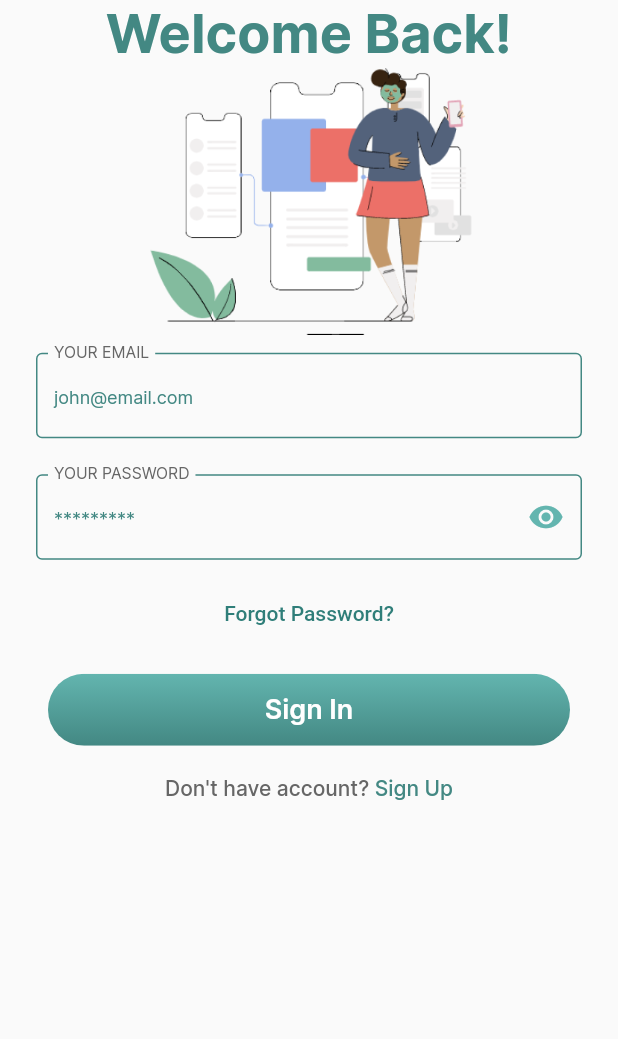
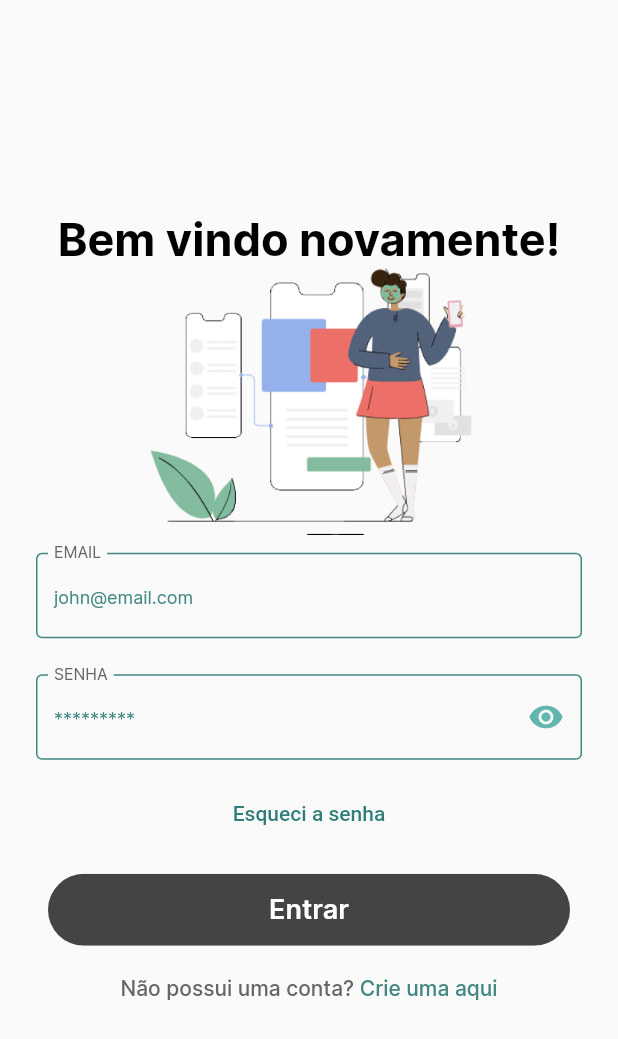
Before and after one commit to Johnatan-Caetano/finan-as, a Flutter app: the CheckYourEmailPage screen opened by its route, after a tap on "Login", on a phone screen of 412 x 824 dp. Shown: the top 1039 px of the screen. Run offline on Flutter 3.47's test engine with Material 3 defaults, Android fonts, the phone set to English and light mode, and no system bars; our stand-ins replace cloud_functions, firebase_auth, firebase_core, fl_chart, flutter_secure_storage, get_it and 2 more; missing offline and left inert: financy_docs; accounts and stored records are empty.

Commit message:
fix: alterações estilo

```diff
--- a/lib/common/constants/app_colors.dart
+++ b/lib/common/constants/app_colors.dart
@@ -6,8 +6,8 @@ class AppColors {
   static const Color greenOne = Color(0xFF438883);
   static const Color greenTwo = Color(0xFF63B5AF);
   static const List<Color> greenGradient = [
-    Color(0xFF63B5AF),
-    Color(0xFF438883),
+    Color(0xFF444444),
+    Color(0xFF666666),
   ];
   static const List<Color> greyGradient = [
     Color(0xFFB5B5B5),
--- a/lib/common/widgets/custom_text_form_field.dart
+++ b/lib/common/widgets/custom_text_form_field.dart
@@ -56,7 +56,7 @@ class CustomTextFormField extends StatefulWidget {
 class _CustomTextFormFieldState extends State<CustomTextFormField> {
   final defaultBorder = const OutlineInputBorder(
     borderSide: BorderSide(
-      color: AppColors.greenOne,
+      color: AppColors.darkGrey,
     ),
   );
 
@@ -102,7 +102,7 @@ class _CustomTextFormFieldState extends State<CustomTextFormField> {
           }
         },
         validator: widget.validator,
-        style: AppTextStyles.inputText.copyWith(color: AppColors.greenOne),
+        style: AppTextStyles.inputText.copyWith(color: AppColors.darkGrey),
         inputFormatters: widget.inputFormatters,
         obscureText: widget.obscureText ?? false,
         textInputAction: widget.textInputAction,
--- a/lib/common/widgets/greetings_widget.dart
+++ b/lib/common/widgets/greetings_widget.dart
@@ -14,11 +14,11 @@ class GreetingsWidget extends StatelessWidget {
     final hour = DateTime.now().hour;
 
     if (hour < 12) {
-      return 'Good morning,';
+      return 'Bom dia,';
     } else if (hour < 18) {
-      return 'Good afternoon,';
+      return 'Boa tarde,';
     } else {
-      return 'Good evening,';
+      return 'Boa noite,';
     }
   }
 
--- a/lib/common/widgets/primary_button.dart
+++ b/lib/common/widgets/primary_button.dart
@@ -24,13 +24,7 @@ class PrimaryButton extends StatelessWidget {
         height: 48.0,
         decoration: BoxDecoration(
           borderRadius: _borderRadius,
-          gradient: LinearGradient(
-            begin: Alignment.topCenter,
-            end: Alignment.bottomCenter,
-            colors: onPressed != null
-                ? AppColors.greenGradient
-                : AppColors.greyGradient,
-          ),
+          color: AppColors.darkGrey
         ),
         child: InkWell(
           borderRadius: _borderRadius,
--- a/lib/features/sign_in/sign_in_page.dart
+++ b/lib/features/sign_in/sign_in_page.dart
@@ -81,7 +81,7 @@ class _SignInPageState extends State<SignInPage> with CustomModalSheetMixin {
         showCustomModalBottomSheet(
           context: context,
           content: (_syncController.state as SyncStateError).message,
-          buttonText: "Try again",
+          buttonText: "Tente novamente",
           onPressed: () => Navigator.pushNamedAndRemoveUntil(
             context,
             NamedRoute.signIn,
@@ -101,21 +101,24 @@ class _SignInPageState extends State<SignInPage> with CustomModalSheetMixin {
         password: _passwordController.text,
       );
     } else {
-      log("erro ao logar");
+      log("Erro ao logar");
     }
   }
 
   @override
   Widget build(BuildContext context) {
     return Scaffold(
-      body: ListView(
-        key: Keys.signInListView,
+      body: Center(
+        child: SingleChildScrollView(
+          child: Column(
+            mainAxisAlignment: MainAxisAlignment.center,
+            crossAxisAlignment: CrossAxisAlignment.center,
             children: [
               Text(
-            'Welcome Back!',
+                'Bem vindo novamente!',
                 textAlign: TextAlign.center,
-            style: AppTextStyles.mediumText36.copyWith(
-              color: AppColors.greenOne,
+                style: AppTextStyles.mediumText30.copyWith(
+                  color: Colors.black,
                 ),
               ),
               Image.asset(
@@ -128,14 +131,14 @@ class _SignInPageState extends State<SignInPage> with CustomModalSheetMixin {
                     CustomTextFormField(
                       key: Keys.signInEmailField,
                       controller: _emailController,
-                  labelText: "your email",
+                      labelText: "Email",
                       hintText: "john@email.com",
                       validator: Validator.validateEmail,
                     ),
                     PasswordFormField(
                       key: Keys.signInPasswordField,
                       controller: _passwordController,
-                  labelText: "your password",
+                      labelText: "Senha",
                       hintText: "*********",
                       validator: Validator.validatePassword,
                       onEditingComplete: _onSignInButtonPressed,
@@ -149,7 +152,7 @@ class _SignInPageState extends State<SignInPage> with CustomModalSheetMixin {
                   context,
                   NamedRoute.forgotPassword,
                 ),
-            child: const Text('Forgot Password?'),
+                child: const Text('Esqueci a senha'),
               ),
               Padding(
                 padding: const EdgeInsets.only(
@@ -160,7 +163,7 @@ class _SignInPageState extends State<SignInPage> with CustomModalSheetMixin {
                 ),
                 child: PrimaryButton(
                   key: Keys.signInButton,
-              text: 'Sign In',
+                  text: 'Entrar',
                   onPressed: _onSignInButtonPressed,
                 ),
               ),
@@ -172,13 +175,13 @@ class _SignInPageState extends State<SignInPage> with CustomModalSheetMixin {
                 ),
                 children: [
                   Text(
-                'Don\'t have account? ',
+                    'Não possui uma conta? ',
                     style: AppTextStyles.smallText.copyWith(
                       color: AppColors.grey,
                     ),
                   ),
                   Text(
-                'Sign Up',
+                    'Crie uma aqui',
                     style: AppTextStyles.smallText.copyWith(
                       color: AppColors.greenOne,
                     ),
@@ -187,6 +190,9 @@ class _SignInPageState extends State<SignInPage> with CustomModalSheetMixin {
               ),
             ],
           ),
+        ),
+      ),
     );
   }
+
 }
```
Also changed, not shown: lib/features/home/home_page.dart (+4 -4 lines), lib/features/home/widgets/balance_card_widget.dart (+5 -5 lines), lib/features/onboarding/onboarding_page.dart (+11 -11 lines), pubspec.lock, 1 other file. Lines whose indentation alone changed are shown as unchanged.
